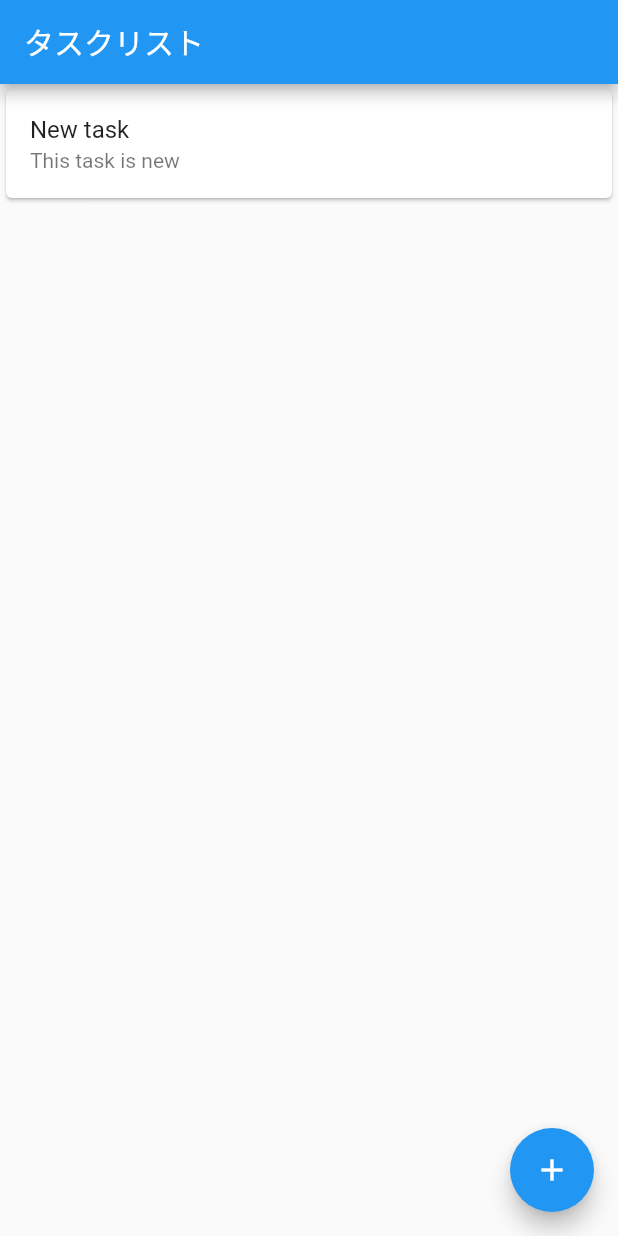
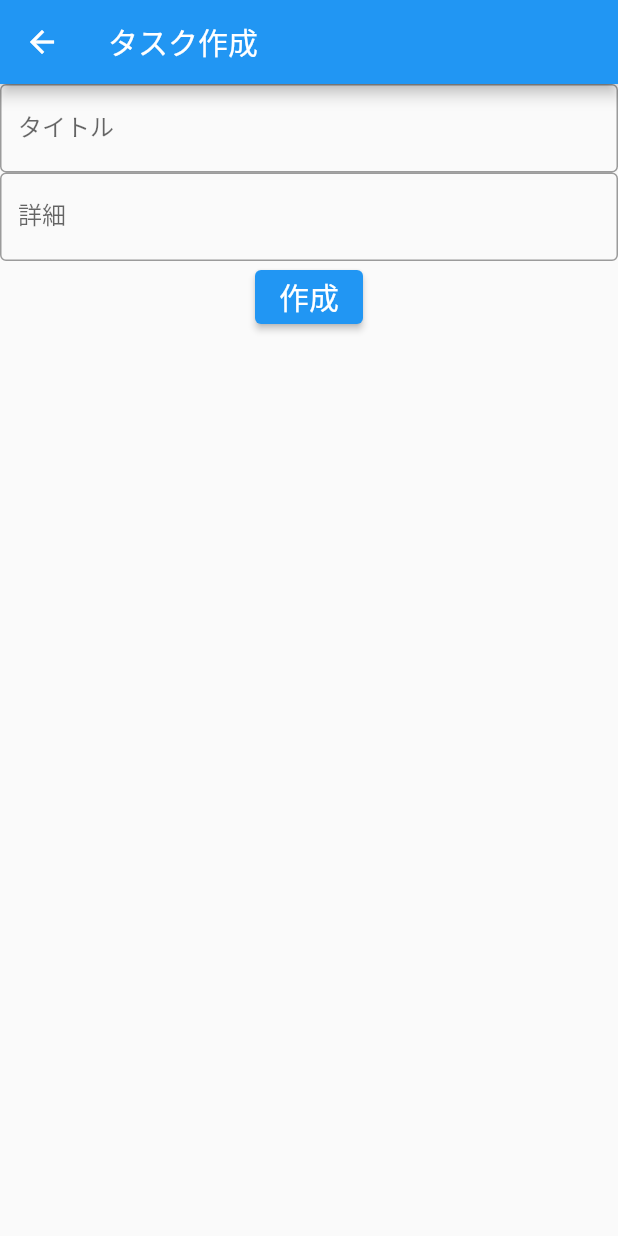
Before and after one commit to hiro-nagami/flutter-sample, a Flutter app: the screen it shows after launch, after a tap on the "add" icon, on a phone screen of 412 x 824 dp. Run offline on Flutter 3.47's test engine with Material 2 defaults, Android fonts, the phone set to English and light mode, and no system bars.

Commit message:
Add new task view

```diff
--- a/lib/task-sample/index.dart
+++ b/lib/task-sample/index.dart
@@ -1,6 +1,7 @@
 import 'package:flutter/material.dart';
 import 'package:todo/task-sample/component/list.dart';
 import 'package:todo/task-sample/models/task.dart';
+import 'package:todo/task-sample/pages/createTaskView/index.dart';
 
 class TaskSample extends StatefulWidget {
   const TaskSample({Key? key}) : super(key: key);
@@ -20,18 +21,20 @@ class TaskListState extends State<TaskSample> {
       ),
       body: TaskList(tasks),
       floatingActionButton: FloatingActionButton(
-        onPressed: (() {
-          addTask("New task", "This task is new", false);
-        }),
+        onPressed: () async {
+          final newTask = await Navigator.of(context).push(MaterialPageRoute(builder: (context) {
+            return const CreateTaskView();
+          }));
+
+          if (newTask != null) {
+            setState(() {
+              tasks.add(newTask);
+            });
+          }
+        },
         tooltip: 'Add Task',
         child: const Icon(Icons.add),
       ),
     );
   }
-
-  void addTask(String title, String content, bool isDone) {
-    setState(() {
-      tasks.add(Task(title, content, isDone));
-    });
-  }
 }
--- /dev/null
+++ b/lib/task-sample/pages/createTaskView/index.dart
@@ -0,0 +1,57 @@
+import 'package:flutter/material.dart';
+import 'package:todo/task-sample/models/task.dart';
+
+class CreateTaskView extends StatefulWidget {
+  const CreateTaskView({Key? key}) : super(key: key);
+
+  @override
+  State<StatefulWidget> createState() => CreateTaskState();
+}
+
+class CreateTaskState extends State<CreateTaskView> {
+  final List<Task> tasks = [];
+  final TextEditingController _titleController = TextEditingController();
+  final TextEditingController _contentController = TextEditingController();
+
+  @override
+  Widget build(BuildContext context) {
+    return Scaffold(
+      appBar: AppBar(
+        title: const Text("タスク作成"),
+      ),
+      body: ListView(
+        children: [
+          TextField(
+            controller: _titleController,
+            decoration: const InputDecoration(
+              border: OutlineInputBorder(),
+              labelText: "タイトル"
+            ),
+          ),
+          TextField(
+            controller: _contentController,
+            decoration: const InputDecoration(
+              border: OutlineInputBorder(),
+              labelText: "詳細"
+            ),
+          ),
+          Center(
+            child: ElevatedButton(
+              style: ElevatedButton.styleFrom(textStyle: const TextStyle(fontSize: 20)),
+              child: const Text("作成"),
+              onPressed: addTask
+            )
+          )
+        ],
+      )
+    );
+  }
+
+  void addTask() {
+      String title = _titleController.text;
+      String  content = _contentController.text;
+      bool isDone = false;
+      var task = Task(title, content, isDone);
+      Navigator.of(context).pop(task);
+  }
+}
```
Also changed, not shown: 1 other file.
